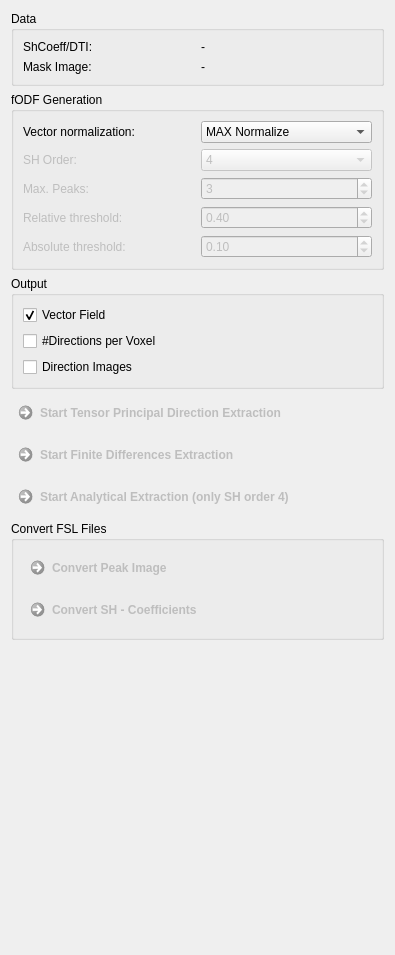
Qt form Plugins/org.mitk.gui.qt.diffusionimaging/src/internal/QmitkOdfMaximaExtractionViewControls.ui (MITK/MITK) before a commit.
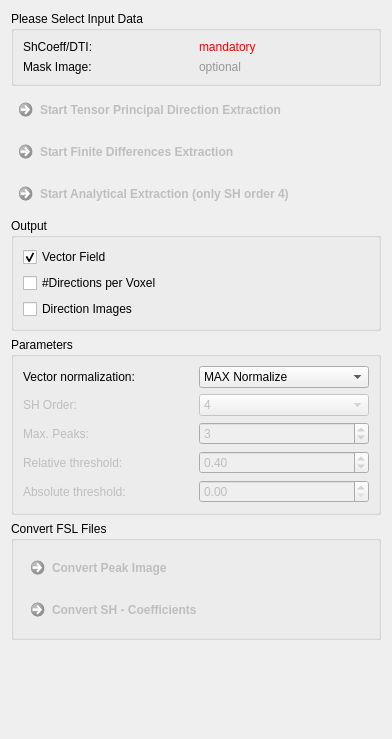
The same form after that commit.

What changed in the file:
```diff
--- a/Plugins/org.mitk.gui.qt.diffusionimaging/src/internal/QmitkOdfMaximaExtractionViewControls.ui
+++ b/Plugins/org.mitk.gui.qt.diffusionimaging/src/internal/QmitkOdfMaximaExtractionViewControls.ui
@@ -6,66 +6,15 @@
    <rect>
     <x>0</x>
     <y>0</y>
-    <width>395</width>
-    <height>955</height>
+    <width>392</width>
+    <height>739</height>
    </rect>
   </property>
   <property name="windowTitle">
    <string>Form</string>
   </property>
   <layout class="QGridLayout" name="gridLayout_2">
-   <item row="2" column="0">
-    <widget class="QGroupBox" name="groupBox_2">
-     <property name="title">
-      <string>Output</string>
-     </property>
-     <layout class="QFormLayout" name="formLayout_2">
-      <property name="fieldGrowthPolicy">
-       <enum>QFormLayout::AllNonFixedFieldsGrow</enum>
-      </property>
-      <item row="0" column="0">
-       <widget class="QCheckBox" name="m_OutputVectorFieldBox">
-        <property name="toolTip">
-         <string>Only for visualization purposes! The vectors are automatically corrected for image spacing and for the largest eigenvalue in case of the tensor peak extraction.</string>
-        </property>
-        <property name="text">
-         <string>Vector Field</string>
-        </property>
-        <property name="checked">
-         <bool>true</bool>
-        </property>
-       </widget>
-      </item>
-      <item row="1" column="0">
-       <widget class="QCheckBox" name="m_OutputNumDirectionsBox">
-        <property name="toolTip">
-         <string>Output unsigned char image containing the number of directions per voxel.</string>
-        </property>
-        <property name="text">
-         <string>#Directions per Voxel</string>
-        </property>
-        <property name="checked">
-         <bool>false</bool>
-        </property>
-       </widget>
-      </item>
-      <item row="2" column="0">
-       <widget class="QCheckBox" name="m_OutputDirectionImagesBox">
-        <property name="toolTip">
-         <string>Output one image per extracted direction containing the direction vecors as pixel values.</string>
-        </property>
-        <property name="text">
-         <string>Direction Images</string>
-        </property>
-        <property name="checked">
-         <bool>false</bool>
-        </property>
-       </widget>
-      </item>
-     </layout>
-    </widget>
-   </item>
-   <item row="5" column="0">
+   <item row="3" column="0">
     <widget class="QCommandLinkButton" name="m_GenerateImageButton">
      <property name="enabled">
       <bool>false</bool>
@@ -81,7 +30,7 @@
    <item row="0" column="0">
     <widget class="QGroupBox" name="groupBox_3">
      <property name="title">
-      <string>Data</string>
+      <string>Please Select Input Data</string>
      </property>
      <layout class="QGridLayout" name="gridLayout_5">
       <item row="0" column="0">
@@ -104,85 +53,24 @@
       <item row="0" column="1">
        <widget class="QLabel" name="m_DwiFibLabel">
         <property name="text">
-         <string>-</string>
+         <string>&lt;html&gt;&lt;head/&gt;&lt;body&gt;&lt;p&gt;&lt;span style=&quot; color:#ff0000;&quot;&gt;mandatory&lt;/span&gt;&lt;/p&gt;&lt;/body&gt;&lt;/html&gt;</string>
         </property>
        </widget>
       </item>
       <item row="1" column="1">
        <widget class="QLabel" name="m_MaskLabel">
         <property name="text">
-         <string>-</string>
+         <string>&lt;html&gt;&lt;head/&gt;&lt;body&gt;&lt;p&gt;&lt;span style=&quot; color:#969696;&quot;&gt;optional&lt;/span&gt;&lt;/p&gt;&lt;/body&gt;&lt;/html&gt;</string>
         </property>
        </widget>
       </item>
      </layout>
     </widget>
    </item>
-   <item row="11" column="0">
-    <spacer name="verticalSpacer">
-     <property name="orientation">
-      <enum>Qt::Vertical</enum>
-     </property>
-     <property name="sizeHint" stdset="0">
-      <size>
-       <width>20</width>
-       <height>259</height>
-      </size>
-     </property>
-    </spacer>
-   </item>
-   <item row="3" column="0">
-    <widget class="QCommandLinkButton" name="m_StartTensor">
-     <property name="enabled">
-      <bool>false</bool>
-     </property>
-     <property name="toolTip">
-      <string>Extract principal eigenvectors of input tensors.</string>
-     </property>
-     <property name="text">
-      <string>Start Tensor Principal Direction Extraction</string>
-     </property>
-    </widget>
-   </item>
-   <item row="10" column="0">
-    <widget class="QGroupBox" name="groupBox_4">
-     <property name="title">
-      <string>Convert FSL Files</string>
-     </property>
-     <layout class="QGridLayout" name="gridLayout_7">
-      <item row="1" column="0">
-       <widget class="QCommandLinkButton" name="m_ConvertShFromFsl">
-        <property name="enabled">
-         <bool>false</bool>
-        </property>
-        <property name="toolTip">
-         <string>Generate Q-Ball image and MITK compatible SH coefficient from the FSL qboot SH output.</string>
-        </property>
-        <property name="text">
-         <string>Convert SH - Coefficients</string>
-        </property>
-       </widget>
-      </item>
-      <item row="0" column="0">
-       <widget class="QCommandLinkButton" name="m_ConvertFromFsl">
-        <property name="enabled">
-         <bool>false</bool>
-        </property>
-        <property name="toolTip">
-         <string>Generate vector field and direction images from the FSL qboot peak extraction output.</string>
-        </property>
-        <property name="text">
-         <string>Convert Peak Image</string>
-        </property>
-       </widget>
-      </item>
-     </layout>
-    </widget>
-   </item>
-   <item row="1" column="0">
+   <item row="5" column="0">
     <widget class="QGroupBox" name="groupBox">
      <property name="title">
-      <string>fODF Generation</string>
+      <string>Parameters</string>
      </property>
      <layout class="QGridLayout" name="gridLayout">
       <item row="0" column="0">
@@ -326,7 +214,7 @@
             <double>0.010000000000000</double>
            </property>
            <property name="value">
-            <double>0.100000000000000</double>
+            <double>0.000000000000000</double>
            </property>
           </widget>
          </item>
@@ -390,7 +278,55 @@
      </layout>
     </widget>
    </item>
-   <item row="4" column="0">
+   <item row="15" column="0">
+    <spacer name="verticalSpacer">
+     <property name="orientation">
+      <enum>Qt::Vertical</enum>
+     </property>
+     <property name="sizeHint" stdset="0">
+      <size>
+       <width>20</width>
+       <height>259</height>
+      </size>
+     </property>
+    </spacer>
+   </item>
+   <item row="14" column="0">
+    <widget class="QGroupBox" name="groupBox_4">
+     <property name="title">
+      <string>Convert FSL Files</string>
+     </property>
+     <layout class="QGridLayout" name="gridLayout_7">
+      <item row="1" column="0">
+       <widget class="QCommandLinkButton" name="m_ConvertShFromFsl">
+        <property name="enabled">
+         <bool>false</bool>
+        </property>
+        <property name="toolTip">
+         <string>Generate Q-Ball image and MITK compatible SH coefficient from the FSL qboot SH output.</string>
+        </property>
+        <property name="text">
+         <string>Convert SH - Coefficients</string>
+        </property>
+       </widget>
+      </item>
+      <item row="0" column="0">
+       <widget class="QCommandLinkButton" name="m_ConvertFromFsl">
+        <property name="enabled">
+         <bool>false</bool>
+        </property>
+        <property name="toolTip">
+         <string>Generate vector field and direction images from the FSL qboot peak extraction output.</string>
+        </property>
+        <property name="text">
+         <string>Convert Peak Image</string>
+        </property>
+       </widget>
+      </item>
+     </layout>
+    </widget>
+   </item>
+   <item row="2" column="0">
     <widget class="QCommandLinkButton" name="m_StartFiniteDiff">
      <property name="enabled">
       <bool>false</bool>
@@ -403,6 +339,70 @@
      </property>
     </widget>
    </item>
+   <item row="1" column="0">
+    <widget class="QCommandLinkButton" name="m_StartTensor">
+     <property name="enabled">
+      <bool>false</bool>
+     </property>
+     <property name="toolTip">
+      <string>Extract principal eigenvectors of input tensors.</string>
+     </property>
+     <property name="text">
+      <string>Start Tensor Principal Direction Extraction</string>
+     </property>
+    </widget>
+   </item>
+   <item row="4" column="0">
+    <widget class="QGroupBox" name="groupBox_2">
+     <property name="title">
+      <string>Output</string>
+     </property>
+     <layout class="QFormLayout" name="formLayout_2">
+      <property name="fieldGrowthPolicy">
+       <enum>QFormLayout::AllNonFixedFieldsGrow</enum>
+      </property>
+      <item row="0" column="0">
+       <widget class="QCheckBox" name="m_OutputVectorFieldBox">
+        <property name="toolTip">
+         <string>Only for visualization purposes! The vectors are automatically corrected for image spacing and for the largest eigenvalue in case of the tensor peak extraction.</string>
+        </property>
+        <property name="text">
+         <string>Vector Field</string>
+        </property>
+        <property name="checked">
+         <bool>true</bool>
+        </property>
+       </widget>
+      </item>
+      <item row="1" column="0">
+       <widget class="QCheckBox" name="m_OutputNumDirectionsBox">
+        <property name="toolTip">
+         <string>Output unsigned char image containing the number of directions per voxel.</string>
+        </property>
+        <property name="text">
+         <string>#Directions per Voxel</string>
+        </property>
+        <property name="checked">
+         <bool>false</bool>
+        </property>
+       </widget>
+      </item>
+      <item row="2" column="0">
+       <widget class="QCheckBox" name="m_OutputDirectionImagesBox">
+        <property name="toolTip">
+         <string>Output one image per extracted direction containing the direction vecors as pixel values.</string>
+        </property>
+        <property name="text">
+         <string>Direction Images</string>
+        </property>
+        <property name="checked">
+         <bool>false</bool>
+        </property>
+       </widget>
+      </item>
+     </layout>
+    </widget>
+   </item>
   </layout>
  </widget>
  <resources/>
```
Left out of the diff: 2 changed lines with no effect on the pictures.
